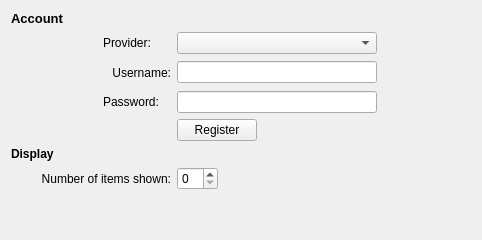
Before: the Qt Designer form applets/opendesktop/opendesktopConfig.ui in KDE/kdeplasma-addons, drawn with Qt 5.
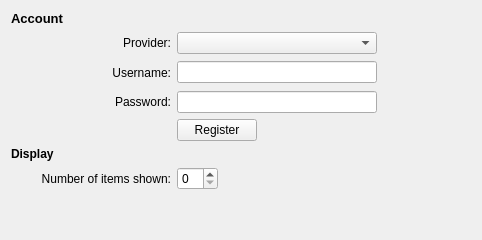
After: the same form once the commit is applied. Custom widgets are drawn as their Qt base class.

Commit message: align labels right

```diff
--- a/applets/opendesktop/opendesktopConfig.ui
+++ b/applets/opendesktop/opendesktopConfig.ui
@@ -167,6 +167,9 @@
      <property name="text">
       <string>Password:</string>
      </property>
+     <property name="alignment">
+      <set>Qt::AlignRight|Qt::AlignTrailing|Qt::AlignVCenter</set>
+     </property>
     </widget>
    </item>
    <item row="1" column="3">
@@ -177,6 +180,9 @@
      <property name="text">
       <string>Provider:</string>
      </property>
+     <property name="alignment">
+      <set>Qt::AlignRight|Qt::AlignTrailing|Qt::AlignVCenter</set>
+     </property>
     </widget>
    </item>
    <item row="3" column="2">
```
